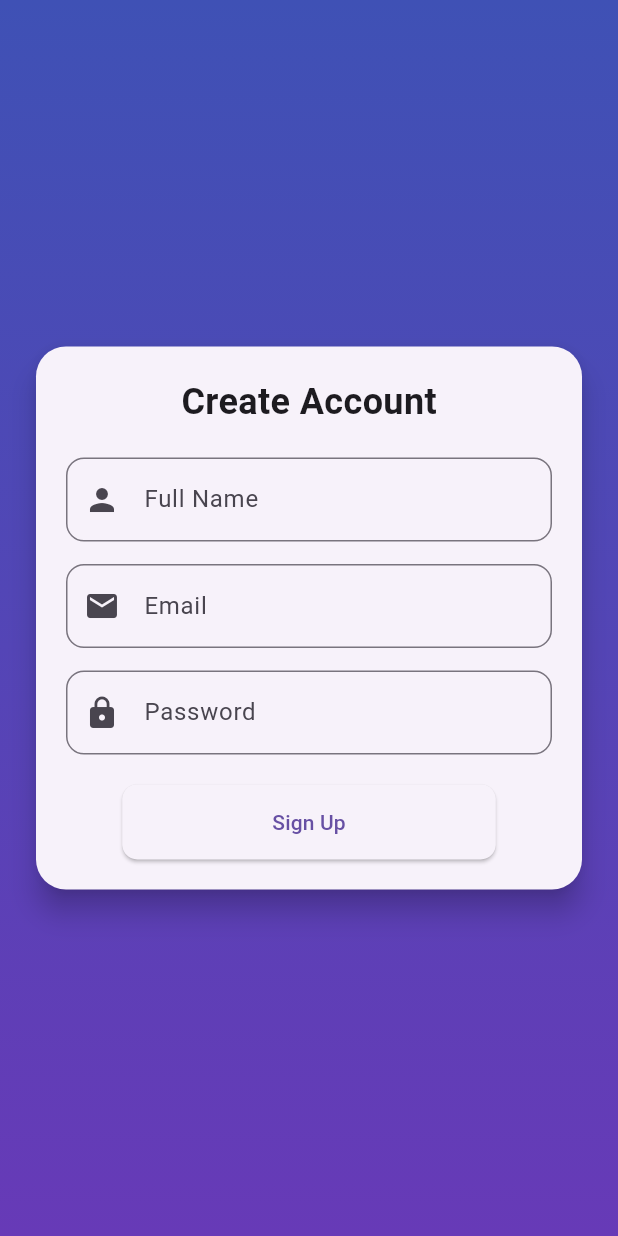
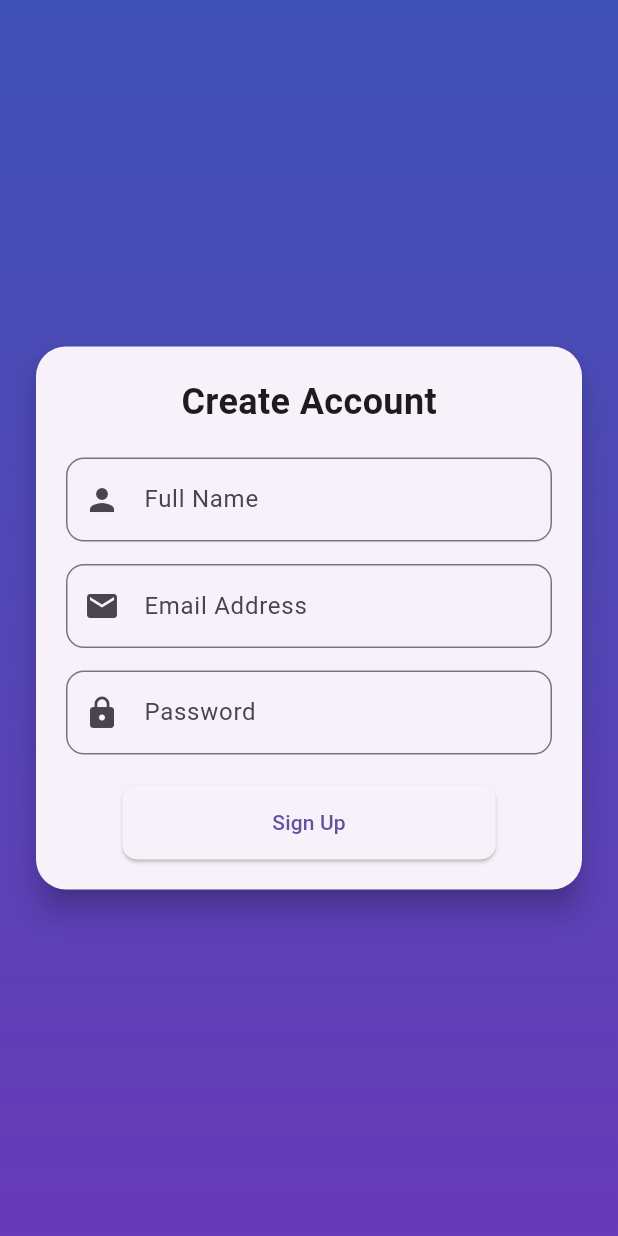
Before and after one commit to noobarafat/MAD_Project_DIU, a Flutter app: the SignupPage screen opened by its route, on a phone screen of 412 x 824 dp. Run offline on Flutter 3.47's test engine with Material 3 defaults, Android fonts, the phone set to English and light mode, and no system bars; our stand-ins replace image_picker.

Commit message:
Sign Up Page Updated

```diff
--- a/MAD_Project_DIU/lib/screens/signup_page.dart
+++ b/MAD_Project_DIU/lib/screens/signup_page.dart
@@ -5,6 +5,8 @@ class SignupPage extends StatelessWidget {
   final TextEditingController nameController = TextEditingController();
   final TextEditingController emailController = TextEditingController();
   final TextEditingController passwordController = TextEditingController();
+
+  SignupPage({super.key});
 
   @override
   Widget build(BuildContext context) {
@@ -43,7 +45,7 @@ class SignupPage extends StatelessWidget {
                       controller: emailController,
                       decoration: InputDecoration(
                         prefixIcon: Icon(Icons.email),
-                        hintText: "Email",
+                        hintText: "Email Address ",
                         border: OutlineInputBorder(borderRadius: BorderRadius.circular(12)),
                       ),
                     ),
```
